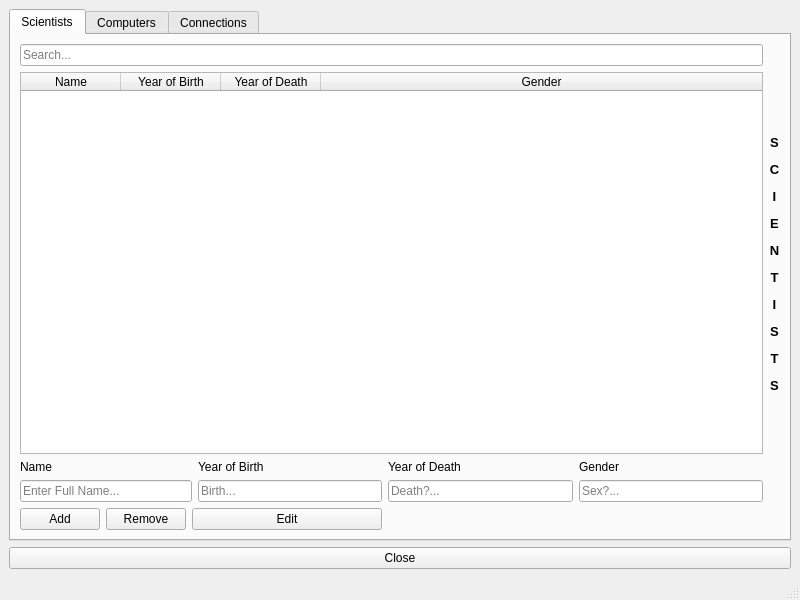
The window that Verkefni3/displaywindow.ui (ivarmarkusson/Verkefni-1) describes before a commit, drawn with Qt 5.
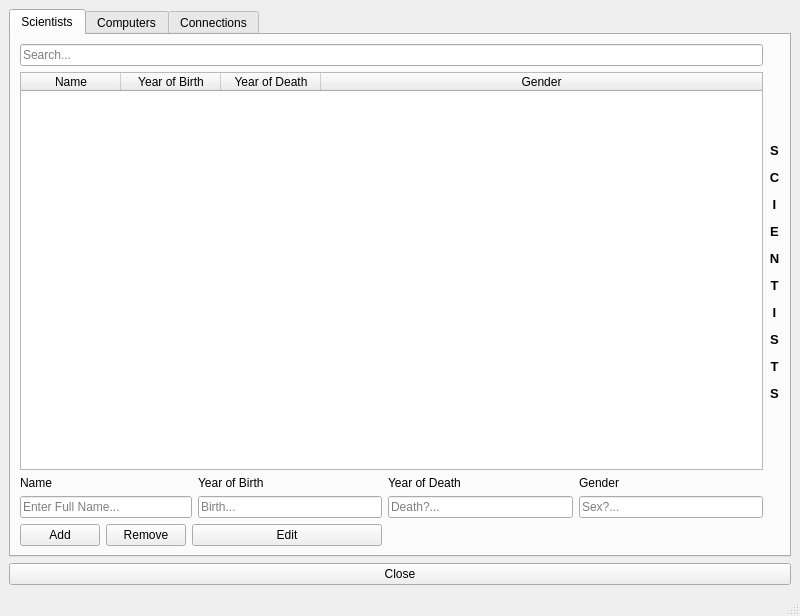
The same window after the commit. The open tabs and pages were chosen to show the change.

```diff
--- a/Verkefni3/displaywindow.ui
+++ b/Verkefni3/displaywindow.ui
@@ -7,7 +7,7 @@
     <x>0</x>
     <y>0</y>
     <width>800</width>
-    <height>600</height>
+    <height>616</height>
    </rect>
   </property>
   <property name="windowTitle">
```
Left out of the diff: 4 changed lines with no effect on the pictures.
